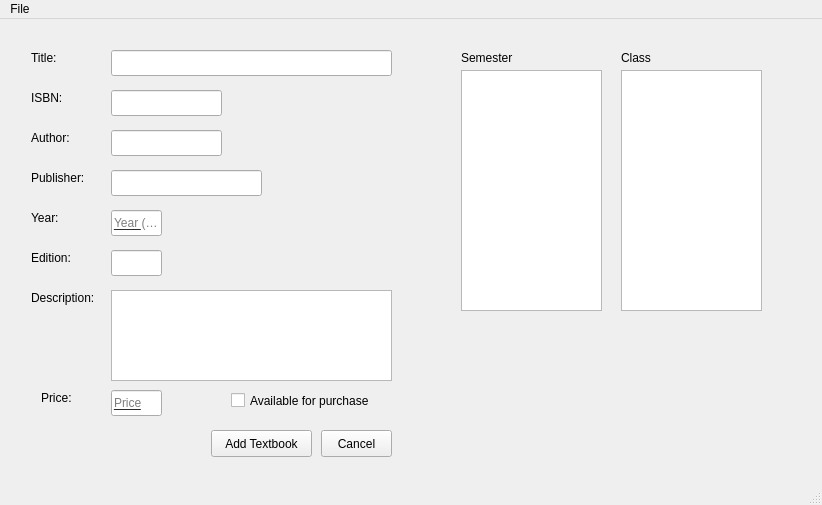
Old version of the form client/mainwindow.ui in the repository Davidj361/cuTPS.
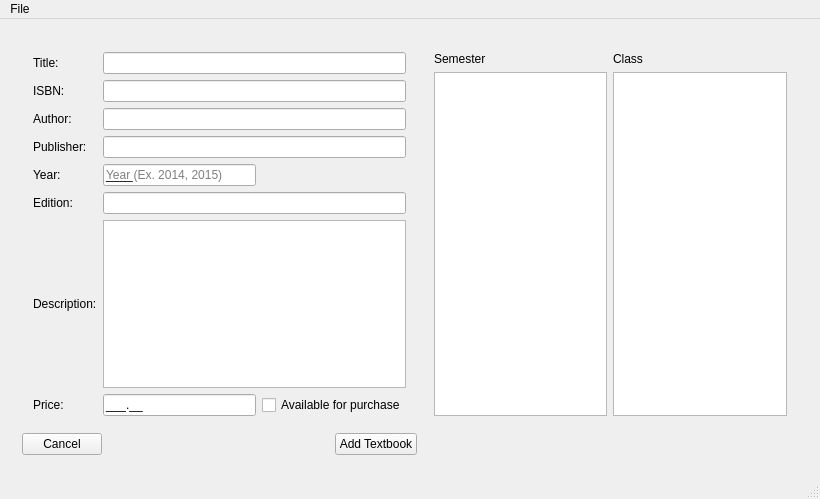
New version of the form. The open tabs and pages were chosen to show the change. Icons and pictures are not drawn. Custom widgets are drawn as their Qt base class.

Commit message: UI is now beautified and finalized for looks.

Diff of the .ui file:
```diff
--- a/client/mainwindow.ui
+++ b/client/mainwindow.ui
@@ -6,8 +6,8 @@
    <rect>
     <x>0</x>
     <y>0</y>
-    <width>822</width>
-    <height>505</height>
+    <width>820</width>
+    <height>499</height>
    </rect>
   </property>
   <property name="sizePolicy">
@@ -2239,320 +2239,218 @@
        </widget>
       </widget>
       <widget class="QWidget" name="contentManagerTextbookForm">
-       <widget class="QListWidget" name="listTextbookTerm">
-        <property name="geometry">
-         <rect>
-          <x>450</x>
-          <y>40</y>
-          <width>141</width>
-          <height>241</height>
-         </rect>
-        </property>
-       </widget>
-       <widget class="QListWidget" name="listTextbookClass">
-        <property name="enabled">
-         <bool>true</bool>
-        </property>
-        <property name="geometry">
-         <rect>
-          <x>610</x>
-          <y>40</y>
-          <width>141</width>
-          <height>241</height>
-         </rect>
-        </property>
-       </widget>
-       <widget class="QLineEdit" name="lineTextbookTitle">
-        <property name="geometry">
-         <rect>
-          <x>100</x>
-          <y>20</y>
-          <width>281</width>
-          <height>26</height>
-         </rect>
-        </property>
-       </widget>
-       <widget class="QLabel" name="label_5">
-        <property name="geometry">
-         <rect>
-          <x>20</x>
-          <y>20</y>
-          <width>58</width>
-          <height>16</height>
-         </rect>
-        </property>
-        <property name="text">
-         <string>Title:</string>
-        </property>
-       </widget>
-       <widget class="QLabel" name="label_6">
-        <property name="geometry">
-         <rect>
-          <x>20</x>
-          <y>60</y>
-          <width>58</width>
-          <height>16</height>
-         </rect>
-        </property>
-        <property name="text">
-         <string>ISBN:</string>
-        </property>
-       </widget>
-       <widget class="QLineEdit" name="lineTextbookIsbn">
-        <property name="geometry">
-         <rect>
-          <x>100</x>
-          <y>60</y>
-          <width>111</width>
-          <height>26</height>
-         </rect>
-        </property>
-       </widget>
-       <widget class="QLineEdit" name="lineTextbookAuthor">
-        <property name="geometry">
-         <rect>
-          <x>100</x>
-          <y>100</y>
-          <width>111</width>
-          <height>26</height>
-         </rect>
-        </property>
-       </widget>
-       <widget class="QLabel" name="label_7">
-        <property name="geometry">
-         <rect>
-          <x>20</x>
-          <y>100</y>
-          <width>58</width>
-          <height>16</height>
-         </rect>
-        </property>
-        <property name="text">
-         <string>Author:</string>
-        </property>
-       </widget>
-       <widget class="QLineEdit" name="lineTextbookPublisher">
-        <property name="geometry">
-         <rect>
-          <x>100</x>
-          <y>140</y>
-          <width>151</width>
-          <height>26</height>
-         </rect>
-        </property>
-       </widget>
-       <widget class="QLabel" name="label_14">
-        <property name="geometry">
-         <rect>
-          <x>20</x>
-          <y>140</y>
-          <width>58</width>
-          <height>16</height>
-         </rect>
-        </property>
-        <property name="text">
-         <string>Publisher:</string>
-        </property>
-       </widget>
-       <widget class="QLineEdit" name="lineTextbookYear">
-        <property name="geometry">
-         <rect>
-          <x>100</x>
-          <y>180</y>
-          <width>51</width>
-          <height>26</height>
-         </rect>
-        </property>
-        <property name="sizePolicy">
-         <sizepolicy hsizetype="Preferred" vsizetype="Preferred">
-          <horstretch>1</horstretch>
-          <verstretch>0</verstretch>
-         </sizepolicy>
-        </property>
-        <property name="inputMask">
-         <string>9999;_</string>
-        </property>
-        <property name="text">
-         <string/>
-        </property>
-        <property name="cursorPosition">
-         <number>4</number>
-        </property>
-        <property name="placeholderText">
-         <string>Year (Ex. 2014, 2015)</string>
-        </property>
-       </widget>
-       <widget class="QLabel" name="label_15">
-        <property name="geometry">
-         <rect>
-          <x>20</x>
-          <y>180</y>
-          <width>58</width>
-          <height>16</height>
-         </rect>
-        </property>
-        <property name="text">
-         <string>Year:</string>
-        </property>
-       </widget>
-       <widget class="QLineEdit" name="lineTextbookEdition">
-        <property name="geometry">
-         <rect>
-          <x>100</x>
-          <y>220</y>
-          <width>51</width>
-          <height>26</height>
-         </rect>
-        </property>
-       </widget>
-       <widget class="QLabel" name="label_16">
-        <property name="geometry">
-         <rect>
-          <x>20</x>
-          <y>220</y>
-          <width>58</width>
-          <height>16</height>
-         </rect>
-        </property>
-        <property name="text">
-         <string>Edition:</string>
-        </property>
-       </widget>
-       <widget class="QLabel" name="label_17">
-        <property name="geometry">
-         <rect>
-          <x>20</x>
-          <y>260</y>
-          <width>71</width>
-          <height>16</height>
-         </rect>
-        </property>
-        <property name="text">
-         <string>Description:</string>
-        </property>
-       </widget>
-       <widget class="QTextBrowser" name="lineTextbookDescription">
-        <property name="geometry">
-         <rect>
-          <x>100</x>
-          <y>260</y>
-          <width>281</width>
-          <height>91</height>
-         </rect>
-        </property>
-        <property name="readOnly">
-         <bool>false</bool>
-        </property>
-       </widget>
-       <widget class="QCheckBox" name="checkBoxTextbookAvailable">
-        <property name="geometry">
-         <rect>
-          <x>220</x>
-          <y>360</y>
-          <width>161</width>
-          <height>21</height>
-         </rect>
-        </property>
-        <property name="text">
-         <string>Available for purchase</string>
-        </property>
-       </widget>
-       <widget class="QLineEdit" name="lineTextbookPrice">
-        <property name="geometry">
-         <rect>
-          <x>100</x>
-          <y>360</y>
-          <width>51</width>
-          <height>26</height>
-         </rect>
-        </property>
-        <property name="sizePolicy">
-         <sizepolicy hsizetype="Preferred" vsizetype="Preferred">
-          <horstretch>1</horstretch>
-          <verstretch>0</verstretch>
-         </sizepolicy>
-        </property>
-        <property name="inputMask">
-         <string>9999;_</string>
-        </property>
-        <property name="text">
-         <string/>
-        </property>
-        <property name="maxLength">
-         <number>4</number>
-        </property>
-        <property name="cursorPosition">
-         <number>4</number>
-        </property>
-        <property name="placeholderText">
-         <string>Price</string>
-        </property>
-       </widget>
-       <widget class="QLabel" name="label_18">
-        <property name="geometry">
-         <rect>
-          <x>450</x>
-          <y>20</y>
-          <width>58</width>
-          <height>16</height>
-         </rect>
-        </property>
-        <property name="text">
-         <string>Semester</string>
-        </property>
-       </widget>
-       <widget class="QLabel" name="label_19">
-        <property name="geometry">
-         <rect>
-          <x>610</x>
-          <y>20</y>
-          <width>58</width>
-          <height>16</height>
-         </rect>
-        </property>
-        <property name="text">
-         <string>Class</string>
-        </property>
-       </widget>
-       <widget class="QLabel" name="label_20">
-        <property name="geometry">
-         <rect>
-          <x>30</x>
-          <y>360</y>
-          <width>58</width>
-          <height>16</height>
-         </rect>
-        </property>
-        <property name="text">
-         <string>Price:</string>
-        </property>
-       </widget>
-       <widget class="QPushButton" name="btnTextbookAddEdit">
-        <property name="geometry">
-         <rect>
-          <x>200</x>
-          <y>400</y>
-          <width>101</width>
-          <height>27</height>
-         </rect>
-        </property>
-        <property name="text">
-         <string>Add Textbook</string>
-        </property>
-       </widget>
-       <widget class="QPushButton" name="btnTextbookCancel">
-        <property name="geometry">
-         <rect>
-          <x>310</x>
-          <y>400</y>
-          <width>71</width>
-          <height>27</height>
-         </rect>
-        </property>
-        <property name="text">
-         <string>Cancel</string>
-        </property>
-       </widget>
+       <layout class="QGridLayout" name="gridLayout_14">
+        <item row="1" column="2">
+         <widget class="QPushButton" name="btnTextbookAddEdit">
+          <property name="sizePolicy">
+           <sizepolicy hsizetype="Fixed" vsizetype="Fixed">
+            <horstretch>0</horstretch>
+            <verstretch>0</verstretch>
+           </sizepolicy>
+          </property>
+          <property name="text">
+           <string>Add Textbook</string>
+          </property>
+         </widget>
+        </item>
+        <item row="0" column="3">
+         <widget class="QWidget" name="widget_4" native="true">
+          <property name="sizePolicy">
+           <sizepolicy hsizetype="Preferred" vsizetype="Preferred">
+            <horstretch>17</horstretch>
+            <verstretch>0</verstretch>
+           </sizepolicy>
+          </property>
+          <layout class="QGridLayout" name="gridLayout_12">
+           <item row="0" column="0">
+            <widget class="QLabel" name="label_18">
+             <property name="text">
+              <string>Semester</string>
+             </property>
+            </widget>
+           </item>
+           <item row="0" column="1">
+            <widget class="QLabel" name="label_19">
+             <property name="text">
+              <string>Class</string>
+             </property>
+            </widget>
+           </item>
+           <item row="1" column="0">
+            <widget class="QListWidget" name="listTextbookTerm"/>
+           </item>
+           <item row="1" column="1">
+            <widget class="QListWidget" name="listTextbookClass">
+             <property name="enabled">
+              <bool>true</bool>
+             </property>
+            </widget>
+           </item>
+          </layout>
+         </widget>
+        </item>
+        <item row="0" column="0" colspan="3">
+         <widget class="QWidget" name="widget_5" native="true">
+          <property name="sizePolicy">
+           <sizepolicy hsizetype="Preferred" vsizetype="Preferred">
+            <horstretch>10</horstretch>
+            <verstretch>0</verstretch>
+           </sizepolicy>
+          </property>
+          <layout class="QGridLayout" name="gridLayout_13">
+           <item row="3" column="0">
+            <widget class="QLabel" name="label_14">
+             <property name="text">
+              <string>Publisher:</string>
+             </property>
+            </widget>
+           </item>
+           <item row="0" column="1" colspan="2">
+            <widget class="QLineEdit" name="lineTextbookTitle"/>
+           </item>
+           <item row="5" column="0">
+            <widget class="QLabel" name="label_16">
+             <property name="text">
+              <string>Edition:</string>
+             </property>
+            </widget>
+           </item>
+           <item row="1" column="1" colspan="2">
+            <widget class="QLineEdit" name="lineTextbookIsbn"/>
+           </item>
+           <item row="7" column="0">
+            <widget class="QLabel" name="label_20">
+             <property name="text">
+              <string>Price:</string>
+             </property>
+            </widget>
+           </item>
+           <item row="4" column="0">
+            <widget class="QLabel" name="label_15">
+             <property name="text">
+              <string>Year:</string>
+             </property>
+            </widget>
+           </item>
+           <item row="2" column="0">
+            <widget class="QLabel" name="label_7">
+             <property name="text">
+              <string>Author:</string>
+             </property>
+            </widget>
+           </item>
+           <item row="1" column="0">
+            <widget class="QLabel" name="label_6">
+             <property name="text">
+              <string>ISBN:</string>
+             </property>
+            </widget>
+           </item>
+           <item row="6" column="0">
+            <widget class="QLabel" name="label_17">
+             <property name="text">
+              <string>Description:</string>
+             </property>
+            </widget>
+           </item>
+           <item row="3" column="1" colspan="2">
+            <widget class="QLineEdit" name="lineTextbookPublisher"/>
+           </item>
+           <item row="5" column="1" colspan="2">
+            <widget class="QLineEdit" name="lineTextbookEdition"/>
+           </item>
+           <item row="2" column="1" colspan="2">
+            <widget class="QLineEdit" name="lineTextbookAuthor"/>
+           </item>
+           <item row="6" column="1" colspan="2">
+            <widget class="QTextBrowser" name="lineTextbookDescription">
+             <property name="readOnly">
+              <bool>false</bool>
+             </property>
+            </widget>
+           </item>
+           <item row="0" column="0">
+            <widget class="QLabel" name="label_5">
+             <property name="text">
+              <string>Title:</string>
+             </property>
+            </widget>
+           </item>
+           <item row="7" column="1">
+            <widget class="QLineEdit" name="lineTextbookPrice">
+             <property name="sizePolicy">
+              <sizepolicy hsizetype="Preferred" vsizetype="Preferred">
+               <horstretch>1</horstretch>
+               <verstretch>0</verstretch>
+              </sizepolicy>
+             </property>
+             <property name="inputMask">
+              <string>999.99;_</string>
+             </property>
+             <property name="text">
+              <string>.</string>
+             </property>
+             <property name="maxLength">
+              <number>6</number>
+             </property>
+             <property name="cursorPosition">
+              <number>0</number>
+             </property>
+             <property name="placeholderText">
+              <string>Price</string>
+             </property>
+            </widget>
+           </item>
+           <item row="4" column="1">
+            <widget class="QLineEdit" name="lineTextbookYear">
+             <property name="sizePolicy">
+              <sizepolicy hsizetype="Preferred" vsizetype="Preferred">
+               <horstretch>1</horstretch>
+               <verstretch>0</verstretch>
+              </sizepolicy>
+             </property>
+             <property name="inputMask">
+              <string>9999;_</string>
+             </property>
+             <property name="text">
+              <string/>
+             </property>
+             <property name="cursorPosition">
+              <number>4</number>
+             </property>
+             <property name="placeholderText">
+              <string>Year (Ex. 2014, 2015)</string>
+             </property>
+            </widget>
+           </item>
+           <item row="7" column="2">
+            <widget class="QCheckBox" name="checkBoxTextbookAvailable">
+             <property name="text">
+              <string>Available for purchase</string>
+             </property>
+            </widget>
+           </item>
+          </layout>
+         </widget>
+        </item>
+        <item row="1" column="0">
+         <widget class="QPushButton" name="btnTextbookCancel">
+          <property name="sizePolicy">
+           <sizepolicy hsizetype="Fixed" vsizetype="Fixed">
+            <horstretch>0</horstretch>
+            <verstretch>0</verstretch>
+           </sizepolicy>
+          </property>
+          <property name="text">
+           <string>Cancel</string>
+          </property>
+         </widget>
+        </item>
+       </layout>
+       <zorder>widget_5</zorder>
+       <zorder>widget_4</zorder>
+       <zorder>btnTextbookCancel</zorder>
+       <zorder>btnTextbookAddEdit</zorder>
       </widget>
       <widget class="QWidget" name="contentManageChapterForm">
        <widget class="QTextBrowser" name="lineChapterDescription">
@@ -2792,7 +2690,7 @@
     <rect>
      <x>0</x>
      <y>0</y>
-     <width>822</width>
+     <width>820</width>
      <height>24</height>
     </rect>
    </property>
```
Left out of the diff: 1746 changed lines with no effect on the pictures. The commit also changes 1 other file.
